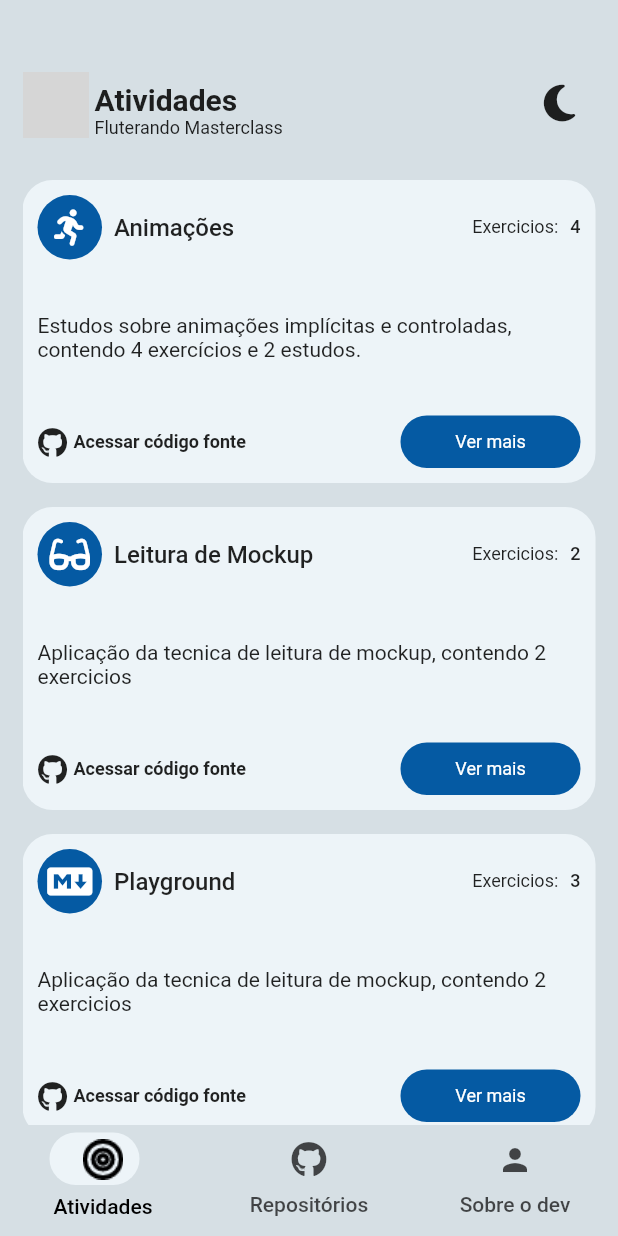
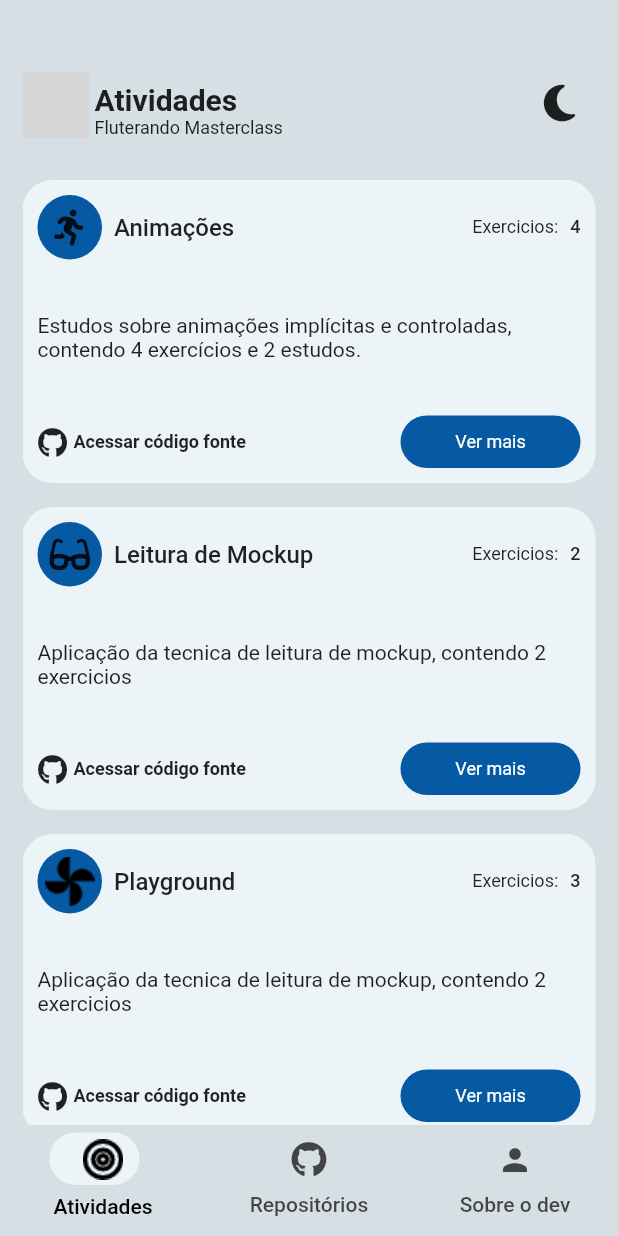
Before and after one commit to jeilsonaraujo/app_masterclass, a Flutter app: the screen it shows after launch, on a phone screen of 412 x 824 dp. Run offline on Flutter 3.47's test engine with Material 2 defaults, Android fonts, the phone set to English and light mode, and no system bars; our stand-ins replace font_awesome_flutter; grey boxes are pictures that could not be loaded.

Commit message:
fix: fix icon /image asset

```diff
--- a/lib/app/activities/activities_page.dart
+++ b/lib/app/activities/activities_page.dart
@@ -24,7 +24,7 @@ class _ActivitiesPageState extends State<ActivitiesPage> {
             child: Column(
               children: [
                 CardRepositoryWidget(
-                  icon: FontAwesomeIcons.personRunning,
+                  icon: Icon(FontAwesomeIcons.personRunning),
                   title: 'Animações',
                   amountOfExercises: '4',
                   content:
@@ -42,7 +42,7 @@ class _ActivitiesPageState extends State<ActivitiesPage> {
                   },
                 ),
                 CardRepositoryWidget(
-                  icon: FontAwesomeIcons.glasses,
+                  icon: Icon(FontAwesomeIcons.glasses),
                   title: 'Leitura de Mockup',
                   amountOfExercises: '2',
                   content:
@@ -60,7 +60,10 @@ class _ActivitiesPageState extends State<ActivitiesPage> {
                   },
                 ),
                 CardRepositoryWidget(
-                  icon: FontAwesomeIcons.markdown, //TODO! add this icon
+                  icon: Image.asset(
+                    'assets/material-toys/Icon material-toys.png',
+                    color: Theme.of(context).indicatorColor,
+                  ),
                   title: 'Playground',
                   amountOfExercises: '3',
                   content:
@@ -78,7 +81,7 @@ class _ActivitiesPageState extends State<ActivitiesPage> {
                   },
                 ),
                 CardRepositoryWidget(
-                  icon: FontAwesomeIcons.personRunning,
+                  icon: Icon(FontAwesomeIcons.personRunning),
                   title: 'Animações',
                   amountOfExercises: '4',
                   content:
@@ -96,7 +99,7 @@ class _ActivitiesPageState extends State<ActivitiesPage> {
                   },
                 ),
                 CardRepositoryWidget(
-                  icon: FontAwesomeIcons.glasses,
+                  icon: Icon(FontAwesomeIcons.glasses),
                   title: 'Leitura de Mockup',
                   amountOfExercises: '2',
                   content:
--- a/lib/app/activities/components/card_repository_widget.dart
+++ b/lib/app/activities/components/card_repository_widget.dart
@@ -5,7 +5,7 @@ import 'package:app_masterclass/app/activities/components/card_repository_widget
 import 'package:app_masterclass/app/activities/components/card_repository_widget/header_card_repository_widget.dart';
 
 class CardRepositoryWidget extends StatefulWidget {
-  final IconData icon;
+  final Widget icon;
   final String title;
   final String amountOfExercises;
   final String content;
--- a/lib/app/activities/components/card_repository_widget/header_card_repository_widget.dart
+++ b/lib/app/activities/components/card_repository_widget/header_card_repository_widget.dart
@@ -1,7 +1,7 @@
 import 'package:flutter/material.dart';
 
 class HeaderCardRepositoryWidget extends StatefulWidget {
-  final IconData icon;
+  final Widget icon;
   final String title;
   final String amountOfExercises;
   const HeaderCardRepositoryWidget({
@@ -32,7 +32,7 @@ class _HeaderCardRepositoryWidgetState
                 height: 43,
                 decoration: const BoxDecoration(
                     color: Color(0xFF055AA3), shape: BoxShape.circle),
-                child: Icon(widget.icon, color: Theme.of(context).canvasColor),
+                child: widget.icon,
               ),
               Padding(
                 padding: const EdgeInsets.only(left: 8.0),
```
